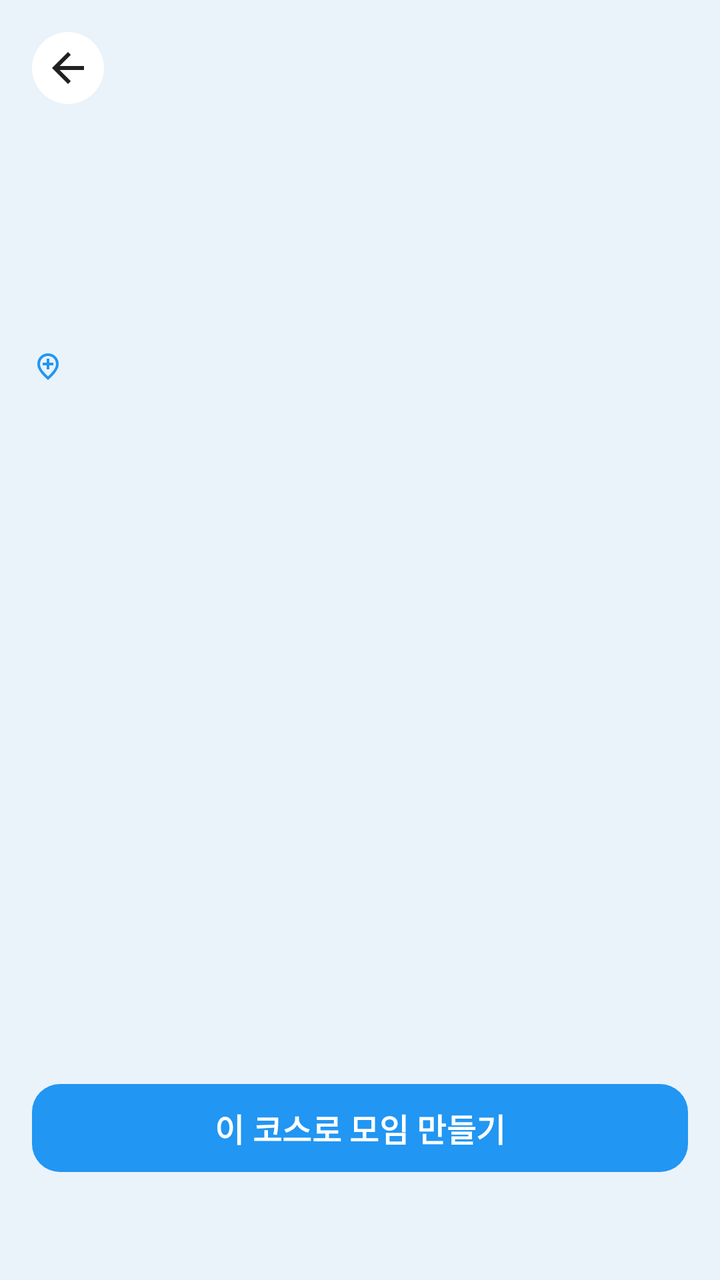
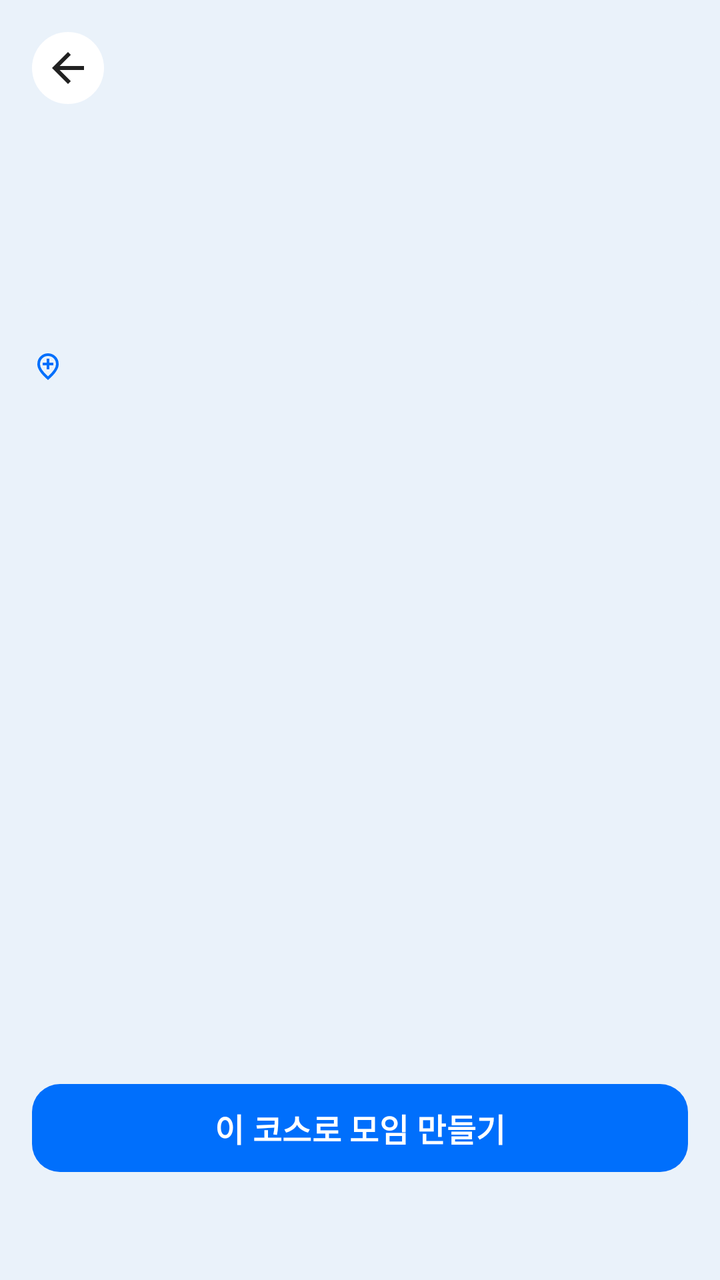

Two renders of the same Android screen: before a commit and after it. Below are the layout's source before the change and the commit's diff.
<!-- AndroidManifest.xml: application theme Theme.Runmate -->
<!-- res/layout/activity_course_list.xml -->
<?xml version="1.0" encoding="utf-8"?>
<LinearLayout xmlns:android="http://schemas.android.com/apk/res/android"
    xmlns:app="http://schemas.android.com/apk/res-auto"
    android:orientation="vertical"
    android:layout_width="match_parent"
    android:layout_height="match_parent"
    android:background="#EAF2FA">

    <FrameLayout
        android:layout_width="match_parent"
        android:layout_height="wrap_content">

        <ImageView
            android:id="@+id/ivParkMap"
            android:layout_width="match_parent"
            android:layout_height="180dp"
            android:scaleType="centerCrop" />

        <ImageView
            android:id="@+id/ivBack"
            android:layout_width="36dp"
            android:layout_height="36dp"
            android:layout_margin="16dp"
            android:padding="6dp"
            android:background="@drawable/bg_circle_white"
            android:src="@drawable/ic_arrow_back"
            app:tint="#212121" />

        <LinearLayout
            android:orientation="vertical"
            android:layout_width="match_parent"
            android:layout_height="wrap_content"
            android:layout_marginTop="150dp"
            android:background="@drawable/bg_rounded_top_card"
            android:paddingTop="20dp"
            android:paddingBottom="16dp"
            android:paddingStart="16dp"
            android:paddingEnd="16dp">

            <LinearLayout
                android:orientation="horizontal"
                android:gravity="center_vertical"
                android:layout_width="wrap_content"
                android:layout_height="wrap_content">

                <ImageView
                    android:layout_width="16dp"
                    android:layout_height="16dp"
                    android:layout_marginEnd="4dp"
                    android:src="@drawable/ic_location_pin"
                    app:tint="#2196F3" />

                <TextView
                    android:id="@+id/tvParkTitle"
                    android:layout_width="wrap_content"
                    android:layout_height="wrap_content"
                    android:textSize="20sp"
                    android:textStyle="bold"
                    android:textColor="#212121" />
            </LinearLayout>

            <TextView
                android:id="@+id/tvCourseCount"
                android:layout_width="match_parent"
                android:layout_height="wrap_content"
                android:layout_marginTop="2dp"
                android:textSize="13sp"
                android:textColor="#757575" />
        </LinearLayout>

    </FrameLayout>

    <androidx.recyclerview.widget.RecyclerView
        android:id="@+id/rvCourses"
        android:layout_width="match_parent"
        android:layout_height="0dp"
        android:layout_weight="1"
        android:padding="8dp" />

    <Button
        android:id="@+id/btnCreateMeeting"
        android:layout_width="match_parent"
        android:layout_height="52dp"
        android:layout_marginStart="16dp"
        android:layout_marginEnd="16dp"
        android:layout_marginTop="12dp"
        android:layout_marginBottom="50dp"
        android:textColor="#FFFFFF"
        android:textSize="16sp"
        android:textStyle="bold"
        android:text="이 코스로 모임 만들기"
        app:backgroundTint="#2196F3"
        app:cornerRadius="14dp" />

</LinearLayout>
<!-- resources referenced by this layout -->
<resources>
  <!-- drawable bg_circle_white (drawable) -->
  <?xml version="1.0" encoding="utf-8"?>
  <shape xmlns:android="http://schemas.android.com/apk/res/android"
      android:shape="oval">
      <solid android:color="#FFFFFF" />
  </shape>
  <!-- drawable bg_rounded_top_card (drawable) -->
  <?xml version="1.0" encoding="utf-8"?>
  <shape xmlns:android="http://schemas.android.com/apk/res/android">
      <solid android:color="#EAF2FA" />
      <corners
          android:topLeftRadius="20dp"
          android:topRightRadius="20dp" />
  </shape>
  <!-- drawable ic_arrow_back (drawable) -->
  <?xml version="1.0" encoding="utf-8"?>
  <vector xmlns:android="http://schemas.android.com/apk/res/android"
      android:width="24dp"
      android:height="24dp"
      android:viewportWidth="24"
      android:viewportHeight="24">
      <path
          android:fillColor="#FFFFFF"
          android:pathData="M20,11H7.83l5.59,-5.59L12,4l-8,8 8,8 1.41,-1.41L7.83,13H20v-2z" />
  </vector>
  <!-- drawable ic_location_pin (drawable) -->
  <vector xmlns:android="http://schemas.android.com/apk/res/android" android:height="24dp" android:tint="#2196F3" android:viewportHeight="960" android:viewportWidth="960" android:width="24dp">
        
      <path android:fillColor="@android:color/white" android:pathData="M440,560L520,560L520,440L640,440L640,360L520,360L520,240L440,240L440,360L320,360L320,440L440,440L440,560ZM480,774Q602,662 661,570.5Q720,479 720,408Q720,299 650.5,229.5Q581,160 480,160Q379,160 309.5,229.5Q240,299 240,408Q240,479 299,570.5Q358,662 480,774ZM480,880Q319,743 239.5,625.5Q160,508 160,408Q160,258 256.5,169Q353,80 480,80Q607,80 703.5,169Q800,258 800,408Q800,508 720.5,625.5Q641,743 480,880ZM480,400Q480,400 480,400Q480,400 480,400Q480,400 480,400Q480,400 480,400Q480,400 480,400Q480,400 480,400Q480,400 480,400Q480,400 480,400Z"/>
      
  </vector>
  <style name="Theme.Runmate" parent="Base.Theme.Runmate" />
  <style name="Base.Theme.Runmate" parent="Theme.Material3.DayNight.NoActionBar">
          
          
      </style>
</resources>

<!-- the commit's change to res/layout/activity_course_list.xml (unified diff, before → after) -->
@@ -48,7 +48,7 @@
                     android:layout_height="16dp"
                     android:layout_marginEnd="4dp"
                     android:src="@drawable/ic_location_pin"
-                    app:tint="#2196F3" />
+                    app:tint="@color/run_blue" />
 
                 <TextView
                     android:id="@+id/tvParkTitle"
@@ -89,7 +89,7 @@
         android:textSize="16sp"
         android:textStyle="bold"
         android:text="이 코스로 모임 만들기"
-        app:backgroundTint="#2196F3"
+        app:backgroundTint="@color/run_blue"
         app:cornerRadius="14dp" />
 
 </LinearLayout>
<!-- resource entries referenced after the edit -->
@@ -1,5 +1,6 @@
 <!-- resources referenced by this layout -->
 <resources>
+  <color name="run_blue">#006FFC</color>
   <!-- drawable bg_circle_white (drawable) -->
   <?xml version="1.0" encoding="utf-8"?>
   <shape xmlns:android="http://schemas.android.com/apk/res/android"
@@ -26,7 +27,7 @@
           android:pathData="M20,11H7.83l5.59,-5.59L12,4l-8,8 8,8 1.41,-1.41L7.83,13H20v-2z" />
   </vector>
   <!-- drawable ic_location_pin (drawable) -->
-  <vector xmlns:android="http://schemas.android.com/apk/res/android" android:height="24dp" android:tint="#2196F3" android:viewportHeight="960" android:viewportWidth="960" android:width="24dp">
+  <vector xmlns:android="http://schemas.android.com/apk/res/android" android:height="24dp" android:tint="@color/run_blue" android:viewportHeight="960" android:viewportWidth="960" android:width="24dp">
         
       <path android:fillColor="@android:color/white" android:pathData="M440,560L520,560L520,440L640,440L640,360L520,360L520,240L440,240L440,360L320,360L320,440L440,440L440,560ZM480,774Q602,662 661,570.5Q720,479 720,408Q720,299 650.5,229.5Q581,160 480,160Q379,160 309.5,229.5Q240,299 240,408Q240,479 299,570.5Q358,662 480,774ZM480,880Q319,743 239.5,625.5Q160,508 160,408Q160,258 256.5,169Q353,80 480,80Q607,80 703.5,169Q800,258 800,408Q800,508 720.5,625.5Q641,743 480,880ZM480,400Q480,400 480,400Q480,400 480,400Q480,400 480,400Q480,400 480,400Q480,400 480,400Q480,400 480,400Q480,400 480,400Q480,400 480,400Z"/>
       
